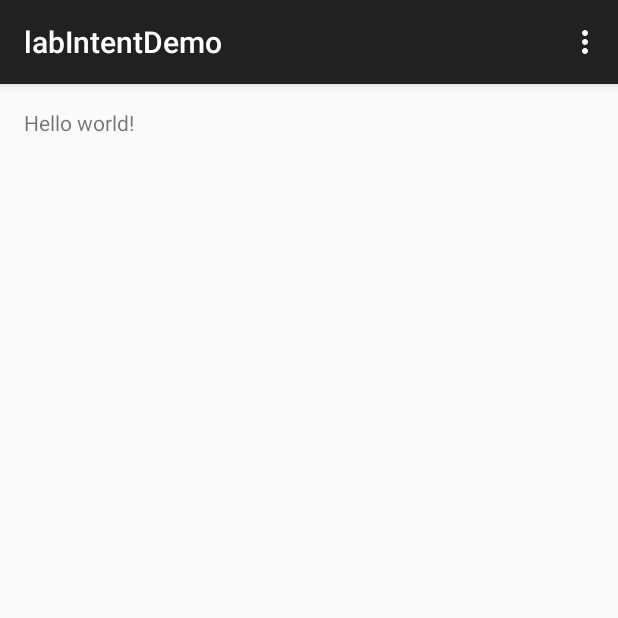
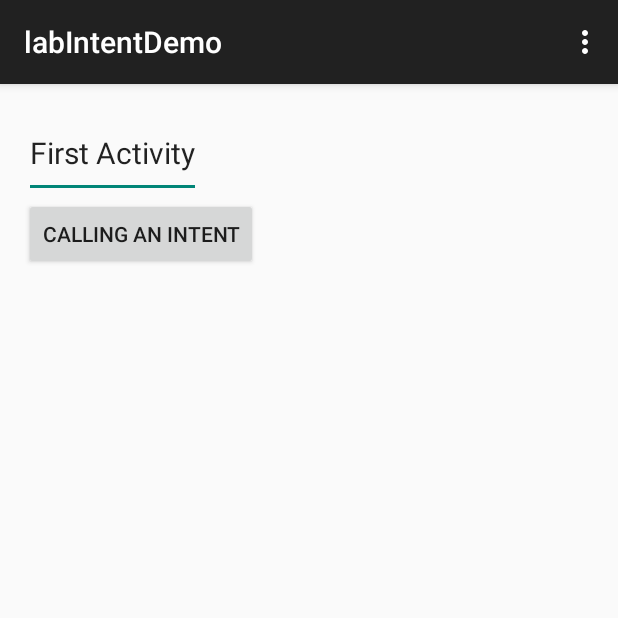
Before and after one commit to sa7mon/COMP2150-WebServices, an Android app: the screen it shows after launch (MainActivity), on a phone screen of 412 x 824 dp, the top half of it. Run offline under Robolectric (Android 15) with nearby library versions, the phone set to English and light mode, and no system bars.

Commit message:
Add layout xml

```diff
--- a/labIntentDemo/app/src/main/res/layout/activity_main.xml
+++ b/labIntentDemo/app/src/main/res/layout/activity_main.xml
@@ -1,11 +1,29 @@
 <RelativeLayout xmlns:android="http://schemas.android.com/apk/res/android"
-    xmlns:tools="http://schemas.android.com/tools" android:layout_width="match_parent"
-    android:layout_height="match_parent" android:paddingLeft="@dimen/activity_horizontal_margin"
+    xmlns:tools="http://schemas.android.com/tools"
+    android:layout_width="match_parent"
+    android:layout_height="match_parent"
+    android:paddingBottom="@dimen/activity_vertical_margin"
+    android:paddingLeft="@dimen/activity_horizontal_margin"
     android:paddingRight="@dimen/activity_horizontal_margin"
     android:paddingTop="@dimen/activity_vertical_margin"
-    android:paddingBottom="@dimen/activity_vertical_margin" tools:context=".MainActivity">
+    tools:context=".MainActivity" >
 
-    <TextView android:text="@string/hello_world" android:layout_width="wrap_content"
-        android:layout_height="wrap_content" />
+    <EditText
+        android:id="@+id/inputforintent"
+        android:layout_width="wrap_content"
+        android:layout_height="wrap_content"
+        android:minHeight="60dip"
+        android:text="First Activity"
+        android:textSize="20sp" >
+    </EditText>
+
+    <Button
+        android:id="@+id/startintent"
+        android:layout_width="wrap_content"
+        android:layout_height="wrap_content"
+        android:layout_alignLeft="@+id/inputforintent"
+        android:layout_below="@+id/inputforintent"
+        android:onClick="onClick"
+        android:text="Calling an intent" />
 
 </RelativeLayout>
```
Also changed, not shown: labIntentDemo/app/src/main/res/layout/activity_result.xml (added, +22 -0 lines).
